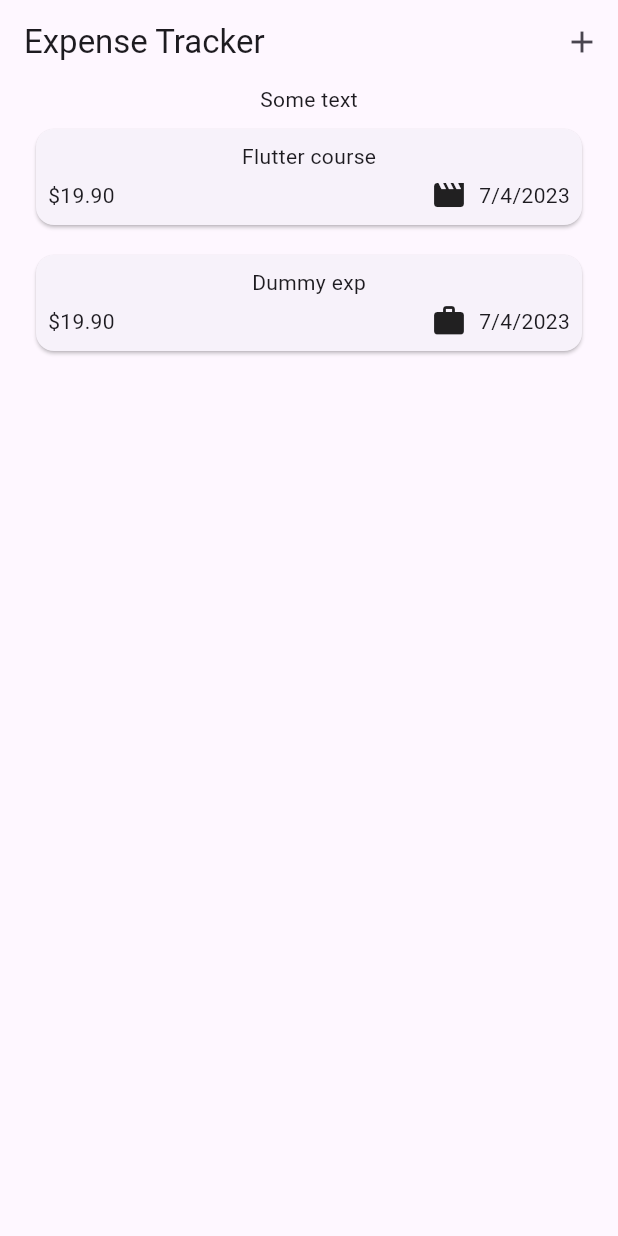
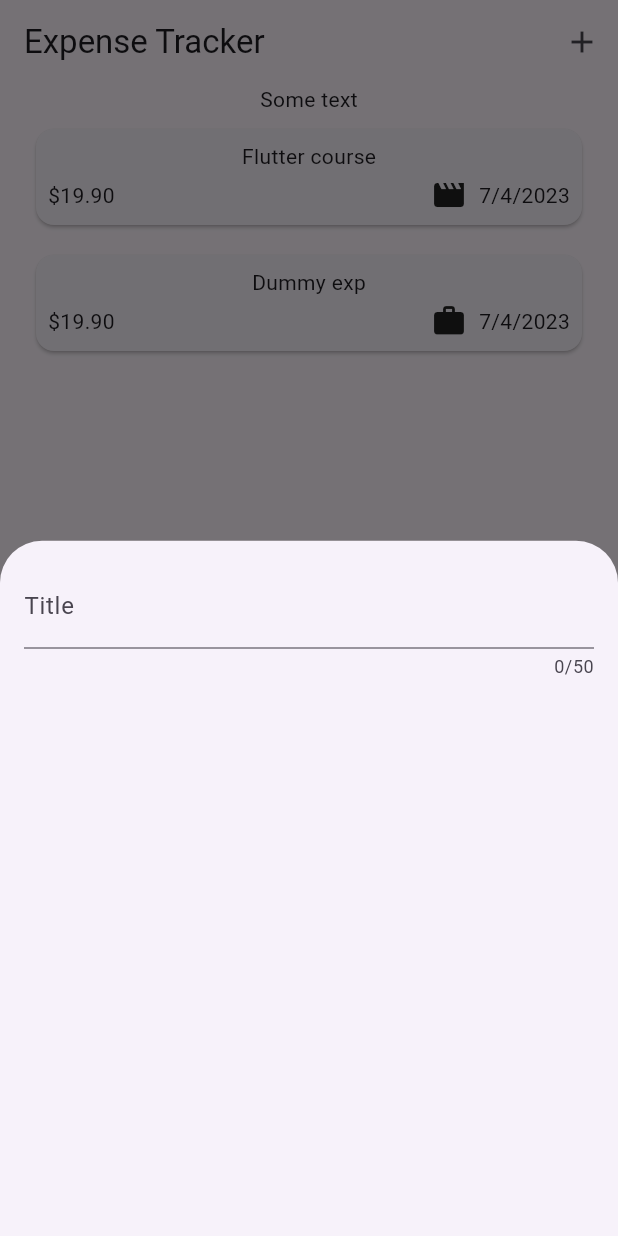
Before and after one commit to DmitrySergienko/expenses_tracker, a Flutter app: the screen it shows after launch, after a tap on the "add" icon, on a phone screen of 412 x 824 dp. Run offline on Flutter 3.47's test engine with Material 2 defaults, Android fonts, the phone set to English and light mode, and no system bars.

Commit message:
TextField add user text

```diff
--- a/lib/widgets/expenses.dart
+++ b/lib/widgets/expenses.dart
@@ -1,6 +1,6 @@
 import 'package:expenses_tracker/widgets/expenses_list.dart/expenses_list.dart';
+import 'package:expenses_tracker/widgets/new_expense.dart';
 import 'package:flutter/material.dart';
-
 import '../models/expense.dart';
 
 class Expenses extends StatefulWidget {
@@ -11,7 +11,7 @@ class Expenses extends StatefulWidget {
     return _ExpensesState();
   }
 
-  onPressed(){}
+
 }
 
 class _ExpensesState extends State<Expenses> {
@@ -28,6 +28,17 @@ class _ExpensesState extends State<Expenses> {
         categoty: Category.work),
   ];
 
+  void _onActionPressed(){
+    showModalBottomSheet(
+      context: context,
+       builder:  (cxt) => const NewExpense(),
+       );
+  }
+
+
+
+
+
   @override
   Widget build(BuildContext context) {
     return Scaffold(
@@ -36,7 +47,10 @@ class _ExpensesState extends State<Expenses> {
       appBar: AppBar(
         title: const Text('Expense Tracker'),
         actions: [
-          IconButton(onPressed: () {}, icon: const Icon(Icons.add))
+          IconButton(
+            onPressed:  _onActionPressed,
+             icon: const Icon(Icons.add
+             ))
         ],
       ),
 
--- /dev/null
+++ b/lib/widgets/new_expense.dart
@@ -0,0 +1,37 @@
+
+import 'package:flutter/cupertino.dart';
+import 'package:flutter/material.dart';
+
+
+
+
+class NewExpense extends StatefulWidget {
+  const NewExpense({ Key? key }) : super(key: key);
+
+  @override
+  _NewExpenseState createState() => _NewExpenseState();
+}
+
+
+
+class _NewExpenseState extends State<NewExpense> {
+
+
+
+  @override
+  Widget build(context) {
+    return const Padding(
+      padding: EdgeInsets.all(16),
+      child: Column(
+        children: [
+          TextField(
+            maxLength: 50,
+            decoration: InputDecoration(
+              label: Text('Title')
+            ),
+          )
+        ],
+      ),
+    );
+  }
+}
```
